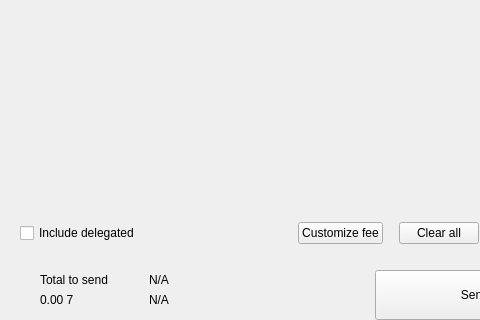
This is src/qt/pivx/forms/send.ui in decenomy/DSW as Qt 5 draws it before an edit; both pictures show x 0 to 480 and y 380 to 700 of the 893 by 700 pixel window. The edited form follows.
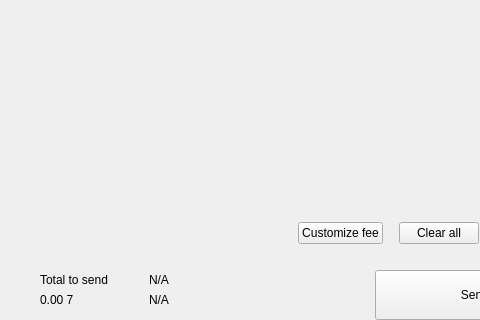
This is the edited form. Custom widgets are drawn as their Qt base class.

```diff
--- a/src/qt/pivx/forms/send.ui
+++ b/src/qt/pivx/forms/send.ui
@@ -269,16 +269,6 @@
           <property name="rightMargin">
            <number>20</number>
           </property>
-          <item>
-           <widget class="QCheckBox" name="checkBoxDelegations">
-            <property name="layoutDirection">
-             <enum>Qt::LeftToRight</enum>
-            </property>
-            <property name="text">
-             <string>Include delegated</string>
-            </property>
-           </widget>
-          </item>
           <item>
            <spacer name="horizontalSpacer_4">
             <property name="orientation">
```
